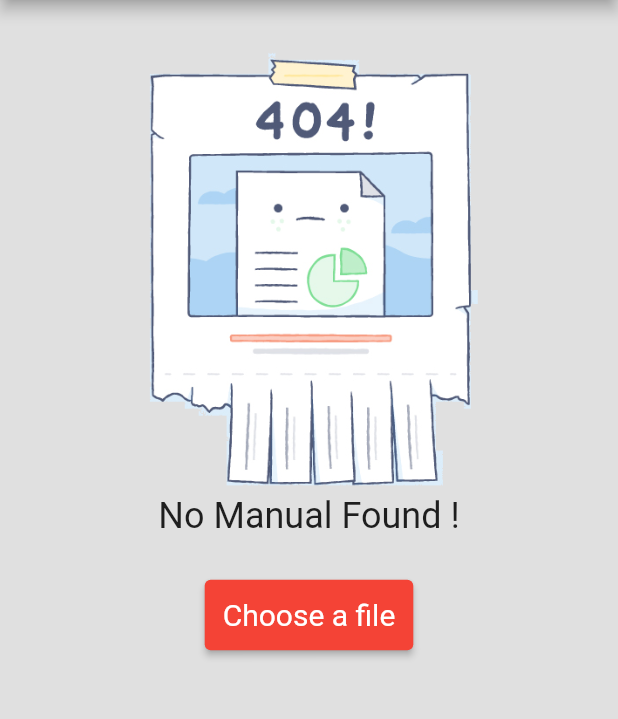
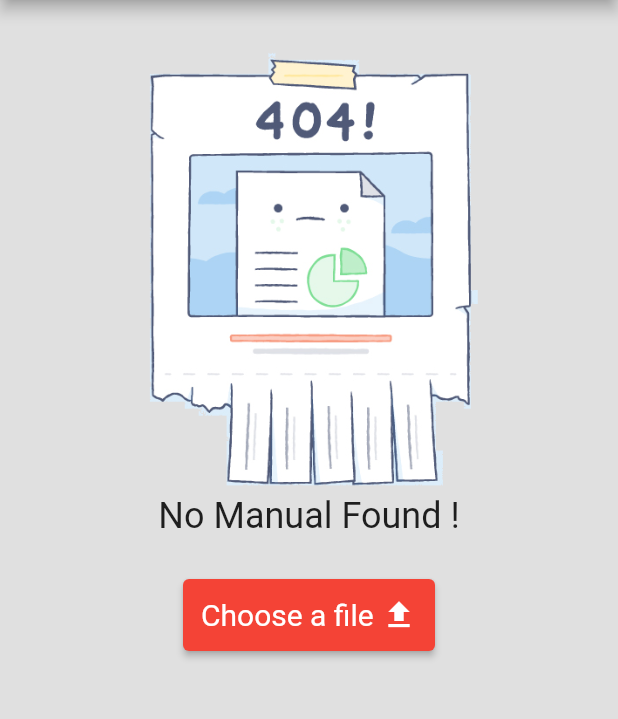
Before and after one commit to ncvescera/KeepReading, a Flutter app: the screen it shows after launch, on a phone screen of 412 x 824 dp, the part 84-803 px from its top. Run offline on Flutter 3.47's test engine with Material 2 defaults, Android fonts, the phone set to English and light mode, and no system bars; our stand-ins replace file_picker, package_info_plus; missing offline and left inert: pdfx.

Commit message:
NoFile Page bottone
Aggiunta icona al bottone di caricamento file

```diff
--- a/KeepReading/lib/page/nofile_page.dart
+++ b/KeepReading/lib/page/nofile_page.dart
@@ -31,10 +31,12 @@ class NoFilePage extends StatelessWidget {
                 width: 300,
                 height: 300,
               ),
-              const Text('No Manual Found !' '\n',
-                  style: TextStyle(
-                    fontSize: 24,
-                  )),
+              const Text(
+                'No Manual Found !' '\n',
+                style: TextStyle(
+                  fontSize: 24,
+                ),
+              ),
               ElevatedButton(
                 onPressed: () async {
                   bool result = await FileManager.pickAndSave();
@@ -49,7 +51,13 @@ class NoFilePage extends StatelessWidget {
                     );
                   }
                 },
-                child: const Text('Choose a file'),
+                child: Row(
+                  mainAxisSize: MainAxisSize.min,
+                  children: const [
+                    Text('Choose a file '),
+                    Icon(Icons.upload),
+                  ],
+                ),
                 style: ElevatedButton.styleFrom(
                   textStyle: const TextStyle(fontSize: 20),
                   padding: const EdgeInsets.all(12.0),
```
